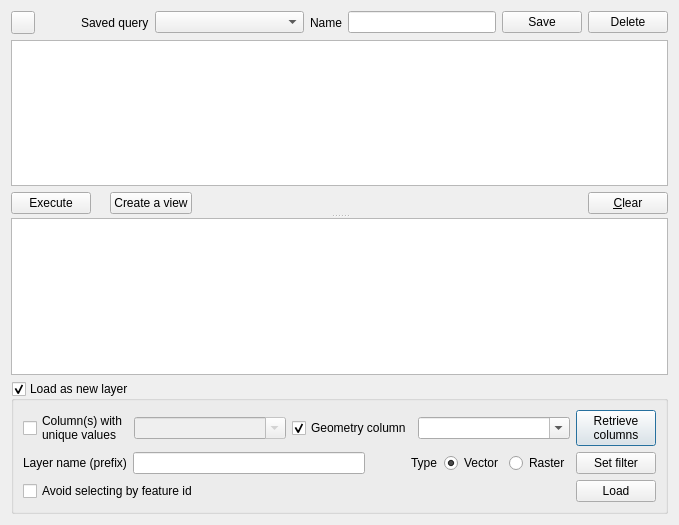
Above: python/plugins/db_manager/ui/DlgSqlWindow.ui from qgis/QGIS before the change. Below: the same form after it.
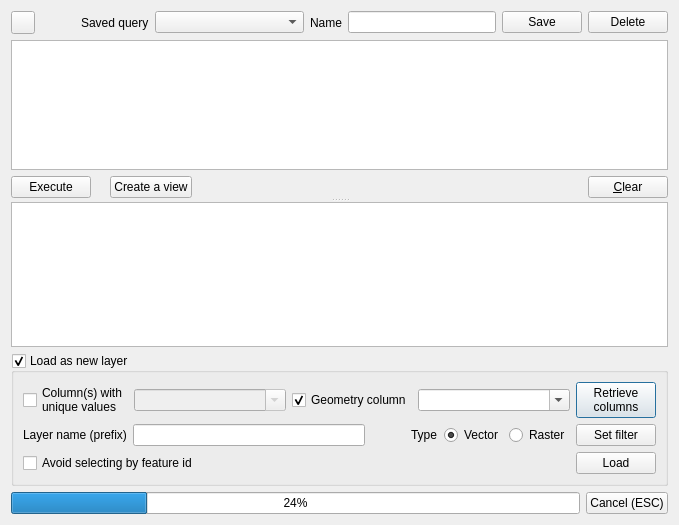
That is the form after the change. Custom widgets are drawn as their Qt base class.

Commit message: Update ui and add shortcut to cancel pending query

What changed in the file:
```diff
--- a/python/plugins/db_manager/ui/DlgSqlWindow.ui
+++ b/python/plugins/db_manager/ui/DlgSqlWindow.ui
@@ -393,6 +393,27 @@
      </widget>
     </widget>
    </item>
+   <item row="4" column="0">
+    <layout class="QHBoxLayout" name="horizontalLayout_4">
+     <property name="bottomMargin">
+      <number>0</number>
+     </property>
+     <item>
+      <widget class="QProgressBar" name="progressBar">
+       <property name="value">
+        <number>24</number>
+       </property>
+      </widget>
+     </item>
+     <item>
+      <widget class="QPushButton" name="btnCancel">
+       <property name="text">
+        <string>Cancel (ESC)</string>
+       </property>
+      </widget>
+     </item>
+    </layout>
+   </item>
   </layout>
  </widget>
  <customwidgets>
```
The commit also changes 3 other files.
